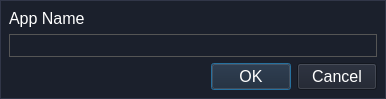
Old version of the form builder/uis/app_builder_create_app.ui in the repository ufopilot/QT-App-Builder.
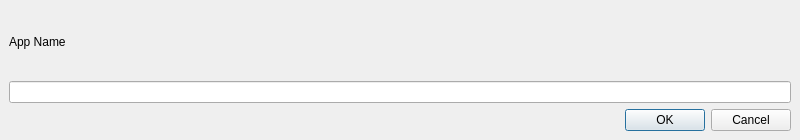
New version of the form.

What changed in the file:
```diff
--- a/builder/uis/app_builder_create_app.ui
+++ b/builder/uis/app_builder_create_app.ui
@@ -6,44 +6,14 @@
    <rect>
     <x>0</x>
     <y>0</y>
-    <width>386</width>
-    <height>96</height>
+    <width>800</width>
+    <height>140</height>
    </rect>
   </property>
   <property name="windowTitle">
    <string>MainWindow</string>
   </property>
-  <widget class="QWidget" name="centralwidget">
-   <property name="styleSheet">
-    <string notr="true">
-*{
-	background: #1b202c;
-	color: #fff;
-	font-size: 16px;
-}
- 
-
-#centralwidget{
-	border: 1px  solid  rgb(49, 54, 72);
-}
-
-
-QFrame{ 
-    border: 0px solid;
-}
-
-QLabel{
-	min-width: 100px;
-}
-
-
-QLineEdit{
-	border: 1px solid #555;
-	color: darkgray
-}
-
-</string>
-   </property>
+  <widget class="QWidget" name="AppCreator">
    <layout class="QVBoxLayout" name="verticalLayout">
     <item>
      <widget class="QLabel" name="label">
```
